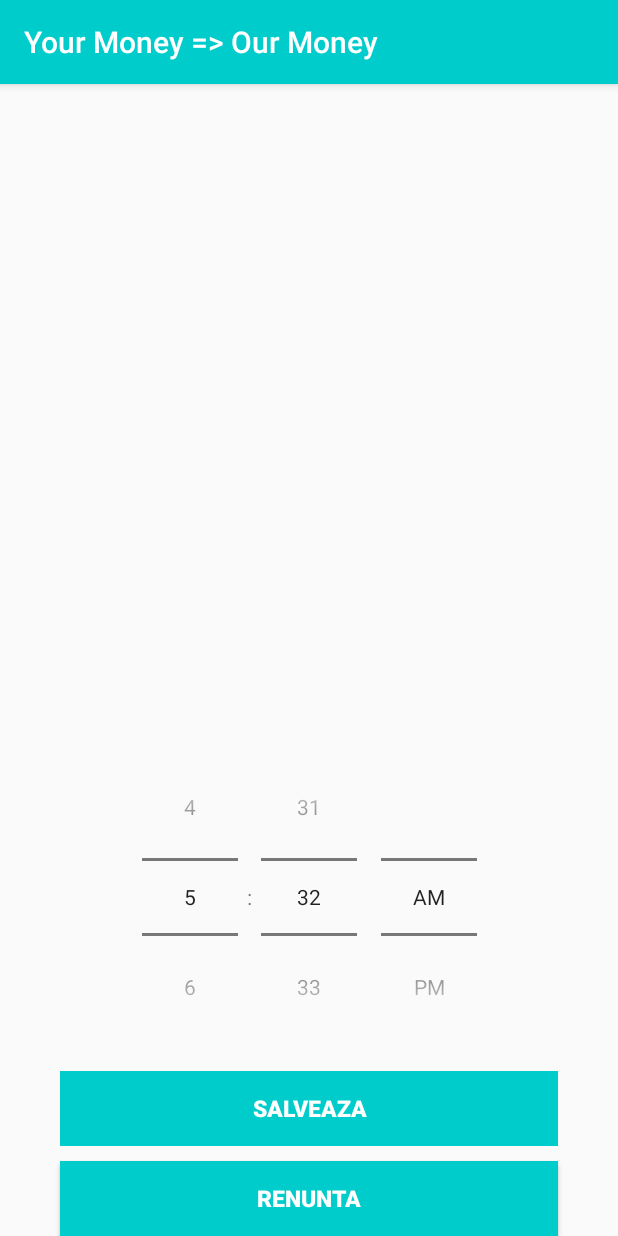
After one commit to Razvan509/Proiect_Android, an Android app: the fragment TimePickerFragment placed in its activity, on a phone screen of 412 x 824 dp. The commit adds this screen. Run offline under Robolectric (Android 15) with nearby library versions, the phone set to English and light mode, and no system bars; 1 statement that could not run was skipped.

Commit message:
Alarm created - works - but don't ring

```diff
--- /dev/null
+++ b/app/src/main/java/com/example/proiect_android/Fragments/TimePickerFragment.java
@@ -0,0 +1,71 @@
+package com.example.proiect_android.Fragments;
+
+import android.os.Build;
+import android.os.Bundle;
+import android.view.LayoutInflater;
+import android.view.View;
+import android.view.ViewGroup;
+import android.widget.Button;
+import android.widget.DatePicker;
+import android.widget.TimePicker;
+
+import androidx.annotation.NonNull;
+import androidx.annotation.Nullable;
+import androidx.annotation.RequiresApi;
+import androidx.fragment.app.Fragment;
+import androidx.fragment.app.FragmentManager;
+import androidx.fragment.app.FragmentTransaction;
+
+import com.example.proiect_android.R;
+
+public class TimePickerFragment extends Fragment {
+
+    private TimePicker timePicker;
+    private Button buttonSaveAlarm;
+    private Button buttonAbort;
+
+    @RequiresApi(api = Build.VERSION_CODES.O)
+    @Nullable
+    @Override
+    public View onCreateView(@NonNull LayoutInflater inflater, @Nullable ViewGroup container, @Nullable Bundle savedInstanceState) {
+        View view = inflater.inflate(R.layout.time_picker, container, false);
+
+        final FragmentManager fragmentManager = getFragmentManager();
+        final FirstPageFragment firstPageFragment = (FirstPageFragment) fragmentManager.findFragmentById(R.id.container);
+        final FragmentTransaction transaction = getFragmentManager().beginTransaction();
+
+        buttonAbort = (Button) view.findViewById(R.id.button_abort);
+        buttonSaveAlarm = (Button) view.findViewById(R.id.button_save_alarm);
+        buttonSaveAlarm.setEnabled(false);
+
+        buttonAbort.setOnClickListener(new View.OnClickListener() {
+            @Override
+            public void onClick(View v) {
+                transaction.remove(TimePickerFragment.this).commit();
+            }
+        });
+
+        timePicker = view.findViewById(R.id.time_picker);
+        timePicker.setOnTimeChangedListener(new TimePicker.OnTimeChangedListener() {
+            @Override
+            public void onTimeChanged(TimePicker view, int hourOfDay, int minute) {
+
+                firstPageFragment.setMinute(minute);
+                firstPageFragment.setHour(hourOfDay);
+
+                buttonSaveAlarm.setEnabled(true);
+                buttonSaveAlarm.setOnClickListener(new View.OnClickListener() {
+                    @Override
+                    public void onClick(View v) {
+                        firstPageFragment.saveAlarm();
+                        transaction.remove( TimePickerFragment.this).commit();
+                    }
+                });
+
+            }
+        });
+
+
+        return view;
+    }
+}
--- a/app/src/main/java/com/example/proiect_android/activities/MainActivity.java
+++ b/app/src/main/java/com/example/proiect_android/activities/MainActivity.java
@@ -27,9 +27,5 @@ public class MainActivity extends AppCompatActivity {
         fragmentTransaction.commit();
     }
 
-    public void addTransactionClicked(View view)
-    {
-        Intent intent = new Intent(this, AddTransactionActivity.class);
-        startActivity(intent);
-    }
+
 }
--- /dev/null
+++ b/app/src/main/res/drawable/alarm.xml
@@ -0,0 +1,5 @@
+<vector android:height="24dp" android:tint="#A61318"
+    android:viewportHeight="24.0" android:viewportWidth="24.0"
+    android:width="24dp" xmlns:android="http://schemas.android.com/apk/res/android">
+    <path android:fillColor="#FF000000" android:pathData="M22,5.72l-4.6,-3.86 -1.29,1.53 4.6,3.86L22,5.72zM7.88,3.39L6.6,1.86 2,5.71l1.29,1.53 4.59,-3.85zM12.5,8L11,8v6l4.75,2.85 0.75,-1.23 -4,-2.37L12.5,8zM12,4c-4.97,0 -9,4.03 -9,9s4.02,9 9,9c4.97,0 9,-4.03 9,-9s-4.03,-9 -9,-9zM12,20c-3.87,0 -7,-3.13 -7,-7s3.13,-7 7,-7 7,3.13 7,7 -3.13,7 -7,7z"/>
+</vector>
--- a/app/src/main/res/layout/activity_main.xml
+++ b/app/src/main/res/layout/activity_main.xml
@@ -13,7 +13,6 @@
         android:layout_height="wrap_content"
         app:layout_constraintBottom_toBottomOf="parent"
         >
-
     </FrameLayout>
 
 </androidx.constraintlayout.widget.ConstraintLayout>
--- /dev/null
+++ b/app/src/main/res/layout/time_picker.xml
@@ -0,0 +1,48 @@
+<?xml version="1.0" encoding="utf-8"?>
+<androidx.constraintlayout.widget.ConstraintLayout
+    xmlns:android="http://schemas.android.com/apk/res/android"
+    xmlns:app="http://schemas.android.com/apk/res-auto"
+    android:layout_width="match_parent"
+    android:layout_height="wrap_content"
+    android:orientation="vertical">
+
+
+    <TimePicker
+        android:id="@+id/time_picker"
+        android:layout_width="wrap_content"
+        android:layout_height="wrap_content"
+        android:timePickerMode="spinner"
+        app:layout_constraintBottom_toBottomOf="parent"
+        app:layout_constraintEnd_toEndOf="parent"
+        app:layout_constraintStart_toStartOf="parent"
+        app:layout_constraintTop_toTopOf="parent" />
+
+    <Button
+        android:id="@+id/button_save_alarm"
+        app:layout_constraintTop_toBottomOf="@+id/time_picker"
+        android:layout_marginVertical="10dp"
+        android:layout_marginHorizontal="40dp"
+        android:layout_width="match_parent"
+        android:layout_height="50dp"
+        android:layout_gravity="center"
+        android:background="@color/colorPrimary"
+        android:textColor="@color/colorWhite"
+        android:textStyle="bold"
+        android:textSize="15sp"
+        android:text="Salveaza"/>
+
+    <Button
+        android:id="@+id/button_abort"
+        app:layout_constraintTop_toBottomOf="@+id/button_save_alarm"
+        android:layout_marginVertical="10dp"
+        android:layout_marginHorizontal="40dp"
+        android:layout_width="match_parent"
+        android:layout_height="50dp"
+        android:layout_gravity="center"
+        android:background="@color/colorPrimary"
+        android:textColor="@color/colorWhite"
+        android:textStyle="bold"
+        android:textSize="15sp"
+        android:text="Renunta"/>
+
+</androidx.constraintlayout.widget.ConstraintLayout>
```
Also changed, not shown: app/src/main/java/com/example/proiect_android/AlarmHelpers/NotificationHelper.java (added, +50 -0 lines), app/src/main/java/com/example/proiect_android/AlarmHelpers/Receiver.java (added, +26 -0 lines), app/src/main/java/com/example/proiect_android/Fragments/DatePickerFragment.java (added, +79 -0 lines), app/src/main/java/com/example/proiect_android/Fragments/FirstPageFragment.java (+92 -1 lines), app/src/main/res/layout/date_picker.xml (added, +49 -0 lines), app/src/main/res/layout/main_page.xml (+35 -5 lines).
